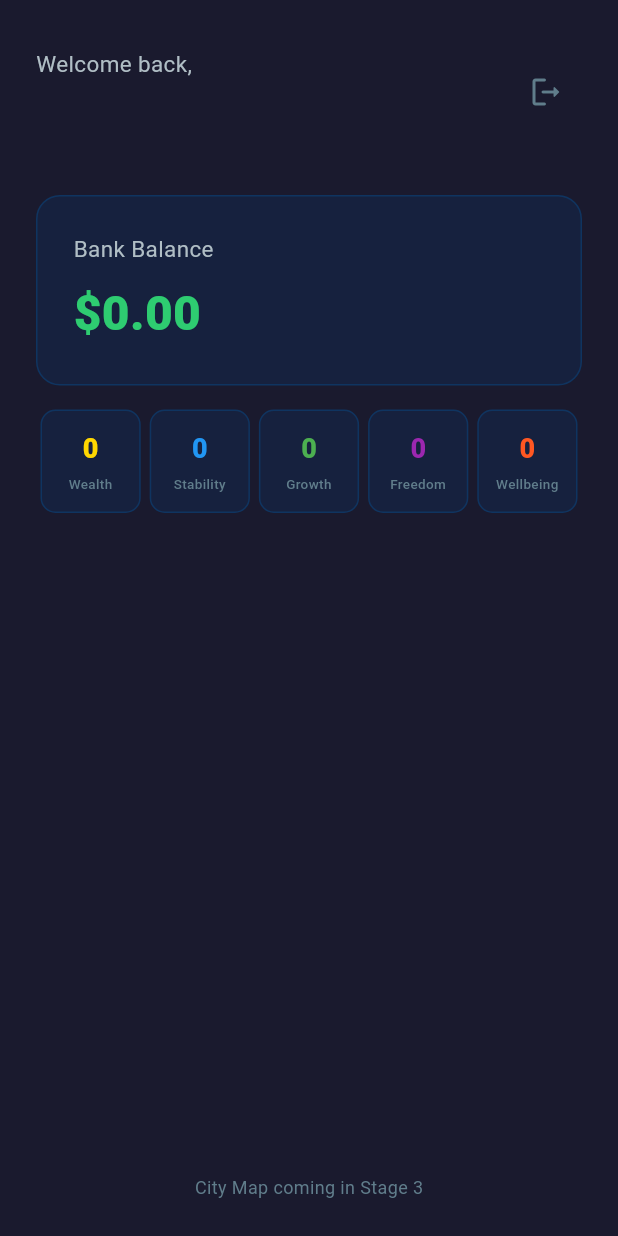
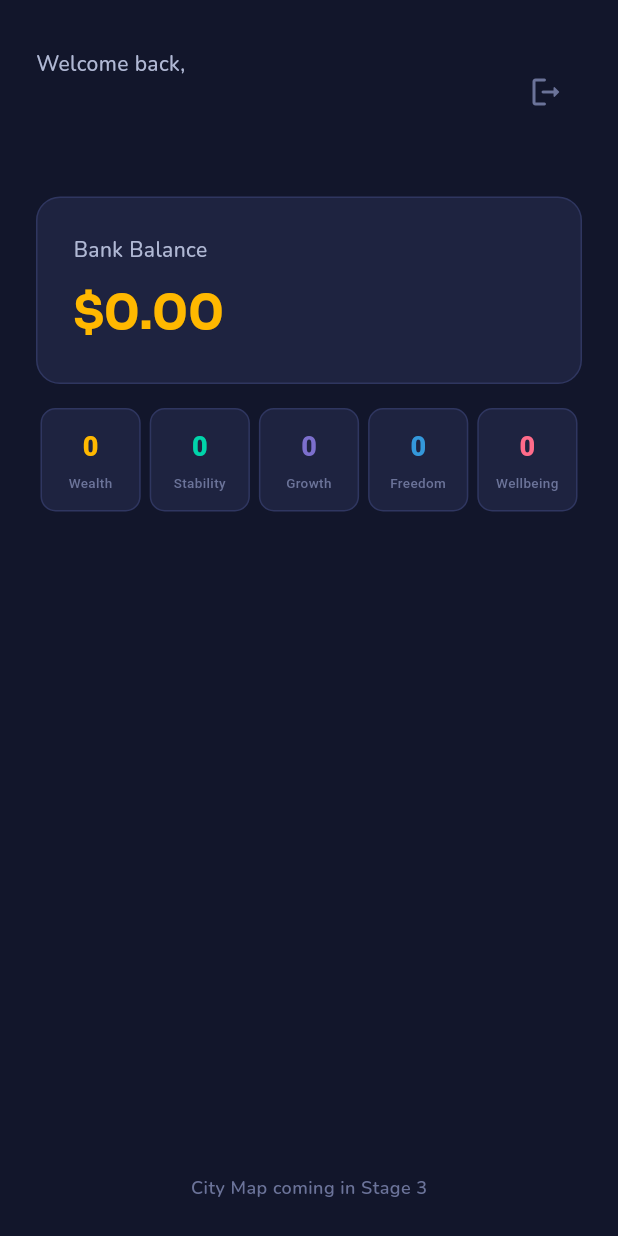
Before and after one commit to StivenArifaj/MoneyRush, a Flutter app: the HomeScreen screen opened directly, on a phone screen of 412 x 824 dp. Run offline on Flutter 3.47's test engine with Material 3 defaults, Android fonts, the phone set to English and light mode, and no system bars; our stand-ins replace go_router, google_fonts, supabase_flutter; accounts and stored records are empty.

Commit message:
Phase 1 design system: gold theme, Nunito/Sora fonts, core widgets
- New color system: MoneyRush Gold (#FFB800), Deep Navy bg, Electric Teal accent
- AppTextStyles → static getters using google_fonts (Nunito + Sora)
- AppTheme: AppSpacing, AppRadius, AppShadows constants
- MrCard: depth card with optional gold border + shadow
- MrPrimaryButton: gold pill with spring press animation + glow
- MrSecondaryButton: dark surface + gold border + press animation
- AnimatedNumber / AnimatedMoney / AnimatedScore: TweenAnimationBuilder wrappers
- ThemeData updated: Nunito textTheme, CardThemeData, full input decoration
- Packages added: google_fonts, lottie, shimmer, confetti, curved_navigation_bar
- Fix: testConnection uses players table (getSession not available in gotrue 2.20)
- Fix: remove const from AppTextStyles.button usage in splash screen

Co-Authored-By: Claude Sonnet 4.6 <noreply@anthropic.com>

```diff
--- a/lib/core/constants/app_colors.dart
+++ b/lib/core/constants/app_colors.dart
@@ -1,34 +1,64 @@
 import 'package:flutter/material.dart';
 
 class AppColors {
-  // Brand
-  static const Color primary = Color(0xFF2ECC71);
-  static const Color primaryDark = Color(0xFF27AE60);
-  static const Color accent = Color(0xFFF39C12);
-  static const Color danger = Color(0xFFE74C3C);
+  // Primary — MoneyRush Gold
+  static const primary        = Color(0xFFFFB800);
+  static const primaryDark    = Color(0xFFE6A500);
+  static const primaryLight   = Color(0xFFFFD166);
+  static const primaryGlow    = Color(0x33FFB800); // ~20% opacity
 
-  // Background
-  static const Color background = Color(0xFF1A1A2E);
-  static const Color surface = Color(0xFF16213E);
-  static const Color card = Color(0xFF0F3460);
+  // Secondary — Deep Navy
+  static const secondary      = Color(0xFF1A1F3A);
+  static const secondaryMid   = Color(0xFF252B4A);
+  static const secondaryLight = Color(0xFF2F3660);
+
+  // Accent — Electric Teal
+  static const accent         = Color(0xFF00D4AA);
+  static const accentDark     = Color(0xFF00A882);
+  static const accentGlow     = Color(0x2200D4AA); // ~13% opacity
+
+  // Semantic
+  static const success        = Color(0xFF2ECC71);
+  static const successBg      = Color(0x1A2ECC71);
+  static const danger         = Color(0xFFE74C3C);
+  static const dangerBg       = Color(0x1AE74C3C);
+  static const warning        = Color(0xFFFF6B35);
+  static const warningBg      = Color(0x1AFF6B35);
+  static const info           = Color(0xFF3498DB);
 
   // Text
-  static const Color textPrimary = Color(0xFFFFFFFF);
-  static const Color textSecondary = Color(0xFFB0BEC5);
-  static const Color textMuted = Color(0xFF607D8B);
+  static const textPrimary    = Color(0xFFFFFFFF);
+  static const textSecondary  = Color(0xFFB0B8D4);
+  static const textMuted      = Color(0xFF6B7399);
+  static const textOnGold     = Color(0xFF1A1F3A);
 
-  // Score dimensions
-  static const Color wealth = Color(0xFFFFD700);
-  static const Color stability = Color(0xFF2196F3);
-  static const Color growth = Color(0xFF4CAF50);
-  static const Color freedom = Color(0xFF9C27B0);
-  static const Color wellbeing = Color(0xFFFF5722);
+  // Surfaces
+  static const surface         = Color(0xFF1E2340);
+  static const surfaceElevated = Color(0xFF252B4A);
+  static const surfaceBorder   = Color(0xFF2F3660);
+  static const background      = Color(0xFF12162B);
 
-  // Districts
-  static const Color residential = Color(0xFF4CAF50);
-  static const Color workDistrict = Color(0xFF2196F3);
-  static const Color marketZone = Color(0xFFFF9800);
-  static const Color financialDistrict = Color(0xFFFFD700);
-  static const Color educationQuarter = Color(0xFF9C27B0);
-  static const Color socialZone = Color(0xFFE91E63);
+  // Score dimension colors
+  static const scoreWealth    = Color(0xFFFFB800);
+  static const scoreStability = Color(0xFF00D4AA);
+  static const scoreGrowth    = Color(0xFF7C6FCD);
+  static const scoreFreedom   = Color(0xFF3498DB);
+  static const scoreWellbeing = Color(0xFFFF6B8A);
+
+  // District colors (city map)
+  static const residential       = Color(0xFFFF9A3C);
+  static const workDistrict      = Color(0xFF2196F3);
+  static const marketZone        = Color(0xFFFFB800);
+  static const financialDistrict = Color(0xFF7C6FCD);
+  static const educationQuarter  = Color(0xFF2ECC71);
+  static const socialZone        = Color(0xFFFF6B8A);
+
+  // Backward-compatibility aliases so existing screens keep compiling
+  static const primaryDarkAlias = primaryDark;
+  static const card              = surfaceBorder;
+  static const wealth            = scoreWealth;
+  static const stability         = scoreStability;
+  static const growth            = scoreGrowth;
+  static const freedom           = scoreFreedom;
+  static const wellbeing         = scoreWellbeing;
 }
--- a/lib/core/constants/app_text_styles.dart
+++ b/lib/core/constants/app_text_styles.dart
@@ -1,57 +1,105 @@
 import 'package:flutter/material.dart';
+import 'package:google_fonts/google_fonts.dart';
 import 'app_colors.dart';
 
+// All text styles are static getters (not const) because GoogleFonts
+// returns runtime-constructed TextStyle objects.
 class AppTextStyles {
-  static const TextStyle heading1 = TextStyle(
+  // ── Display (Sora — large game moments) ────────────────────────────────────
+
+  static TextStyle get displayHero => GoogleFonts.sora(
+        fontSize: 40,
+        fontWeight: FontWeight.w800,
+        color: AppColors.textPrimary,
+        letterSpacing: -1.0,
+        height: 1.1,
+      );
+
+  static TextStyle get displayTitle => GoogleFonts.sora(
         fontSize: 28,
-    fontWeight: FontWeight.w800,
+        fontWeight: FontWeight.w700,
         color: AppColors.textPrimary,
         letterSpacing: -0.5,
       );
 
-  static const TextStyle heading2 = TextStyle(
-    fontSize: 22,
+  // ── Headings (Nunito) ───────────────────────────────────────────────────────
+
+  static TextStyle get h1 => GoogleFonts.nunito(
+        fontSize: 24,
+        fontWeight: FontWeight.w800,
+        color: AppColors.textPrimary,
+      );
+
+  static TextStyle get h2 => GoogleFonts.nunito(
+        fontSize: 20,
         fontWeight: FontWeight.w700,
         color: AppColors.textPrimary,
       );
 
-  static const TextStyle heading3 = TextStyle(
-    fontSize: 18,
-    fontWeight: FontWeight.w600,
+  static TextStyle get h3 => GoogleFonts.nunito(
+        fontSize: 17,
+        fontWeight: FontWeight.w700,
         color: AppColors.textPrimary,
       );
 
-  static const TextStyle body = TextStyle(
-    fontSize: 15,
-    fontWeight: FontWeight.w400,
+  // ── Body (Nunito) ───────────────────────────────────────────────────────────
+
+  static TextStyle get bodyLarge => GoogleFonts.nunito(
+        fontSize: 16,
+        fontWeight: FontWeight.w600,
         color: AppColors.textPrimary,
         height: 1.5,
       );
 
-  static const TextStyle bodySecondary = TextStyle(
-    fontSize: 15,
-    fontWeight: FontWeight.w400,
+  static TextStyle get body => GoogleFonts.nunito(
+        fontSize: 14,
+        fontWeight: FontWeight.w500,
         color: AppColors.textSecondary,
         height: 1.5,
       );
 
-  static const TextStyle caption = TextStyle(
+  static TextStyle get caption => GoogleFonts.nunito(
         fontSize: 12,
-    fontWeight: FontWeight.w400,
+        fontWeight: FontWeight.w600,
         color: AppColors.textMuted,
-  );
-
-  static const TextStyle button = TextStyle(
-    fontSize: 16,
-    fontWeight: FontWeight.w700,
-    color: AppColors.textPrimary,
         letterSpacing: 0.3,
       );
 
-  static const TextStyle money = TextStyle(
-    fontSize: 20,
+  // ── Special ─────────────────────────────────────────────────────────────────
+
+  static TextStyle get buttonLabel => GoogleFonts.nunito(
+        fontSize: 16,
         fontWeight: FontWeight.w800,
+        letterSpacing: 0.3,
+        color: AppColors.textOnGold,
+      );
+
+  static TextStyle get moneyDisplay => GoogleFonts.sora(
+        fontSize: 32,
+        fontWeight: FontWeight.w700,
         color: AppColors.primary,
-    fontFeatures: [FontFeature.tabularFigures()],
+        letterSpacing: -0.5,
       );
+
+  // ── Backward-compatibility aliases (used by existing screens) ───────────────
+
+  static TextStyle get heading1 => displayTitle;
+  static TextStyle get heading2 => h1;
+  static TextStyle get heading3 => h2;
+
+  static TextStyle get bodySecondary => GoogleFonts.nunito(
+        fontSize: 14,
+        fontWeight: FontWeight.w500,
+        color: AppColors.textSecondary,
+        height: 1.5,
+      );
+
+  static TextStyle get button => GoogleFonts.nunito(
+        fontSize: 16,
+        fontWeight: FontWeight.w800,
+        letterSpacing: 0.3,
+        color: AppColors.textPrimary,
+      );
+
+  static TextStyle get money => moneyDisplay;
 }
--- a/lib/core/services/supabase_service.dart
+++ b/lib/core/services/supabase_service.dart
@@ -222,7 +222,8 @@ class SupabaseService {
 
   static Future<bool> testConnection() async {
     try {
-      await _client.from('scenarios').select('id').limit(1);
+      // Auth service responds even before schema is deployed.
+      await _client.from('players').select('id').limit(0);
       return true;
     } catch (_) {
       return false;
--- a/lib/screens/splash/splash_screen.dart
+++ b/lib/screens/splash/splash_screen.dart
@@ -136,7 +136,7 @@ class _SplashScreenState extends State<SplashScreen>
                     style: ElevatedButton.styleFrom(
                       backgroundColor: AppColors.primary,
                     ),
-                    child: const Text('Retry', style: AppTextStyles.button),
+                    child: Text('Retry', style: AppTextStyles.button),
                   ),
                 ],
               ],
```
Also changed, not shown: lib/app.dart (+57 -14 lines), lib/core/constants/app_theme.dart (added, +47 -0 lines), lib/widgets/animated_number.dart (added, +90 -0 lines), lib/widgets/mr_button.dart (added, +182 -0 lines), lib/widgets/mr_card.dart (added, +44 -0 lines), pubspec.yaml (+17 -0 lines), pubspec.lock. Lines whose indentation alone changed are shown as unchanged.
